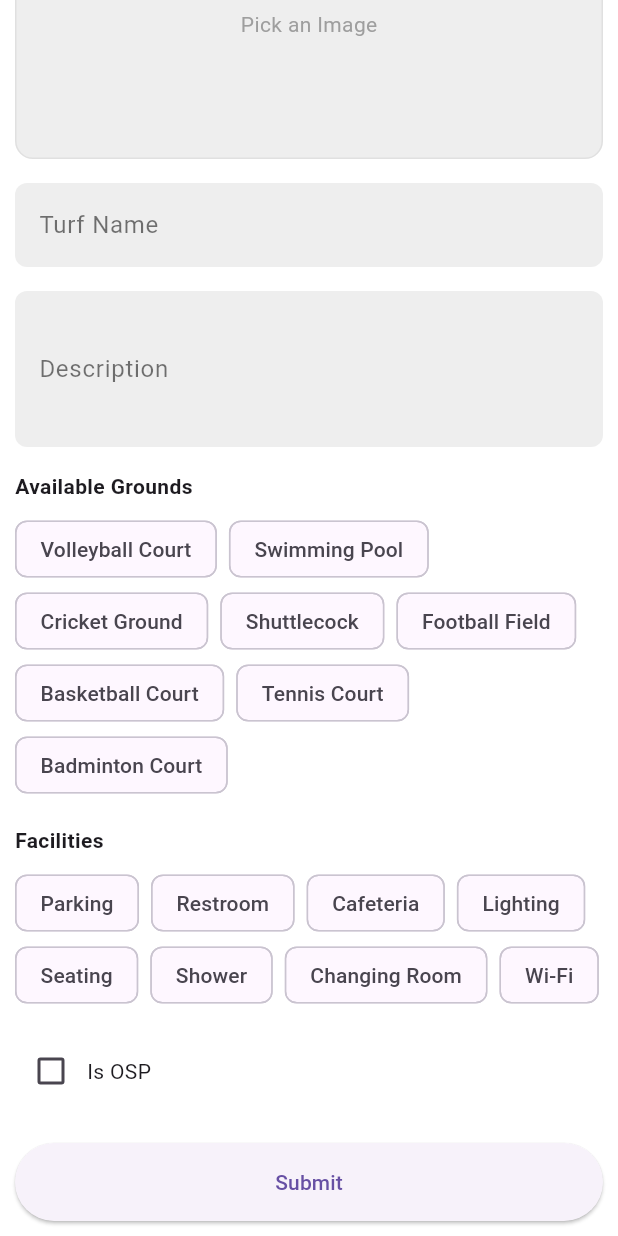
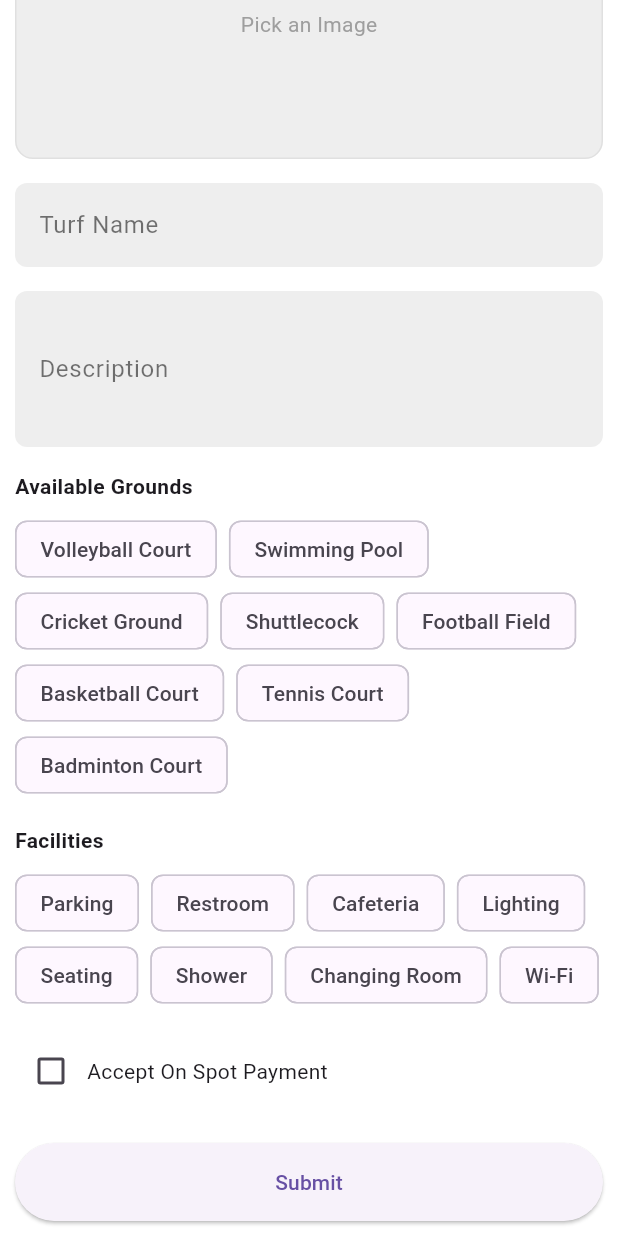
Before and after one commit to punchbiz2023/BookTheBiz, a Flutter app: the AddTurfPage screen opened directly, scrolled down 140 dp, on a phone screen of 412 x 824 dp. Run offline on Flutter 3.47's test engine with Material 3 defaults, Android fonts, the phone set to English and light mode, and no system bars; our stand-ins replace cloud_firestore, firebase_auth, firebase_core, firebase_storage, fluttertoast, geolocator and 5 more; missing offline and left inert: firebase_performance, razorpay_flutter; accounts and stored records are empty.

Commit message:
Check Box decription is updated

```diff
--- a/lib/pages/Turf owner/Main Func/turfadd.dart
+++ b/lib/pages/Turf owner/Main Func/turfadd.dart
@@ -365,7 +365,7 @@ class _AddTurfPageState extends State<AddTurfPage> {
             }
           },
         ),
-        Text('Is OSP'),
+        Text('Accept On Spot Payment'),
       ],
     );
   }
```
